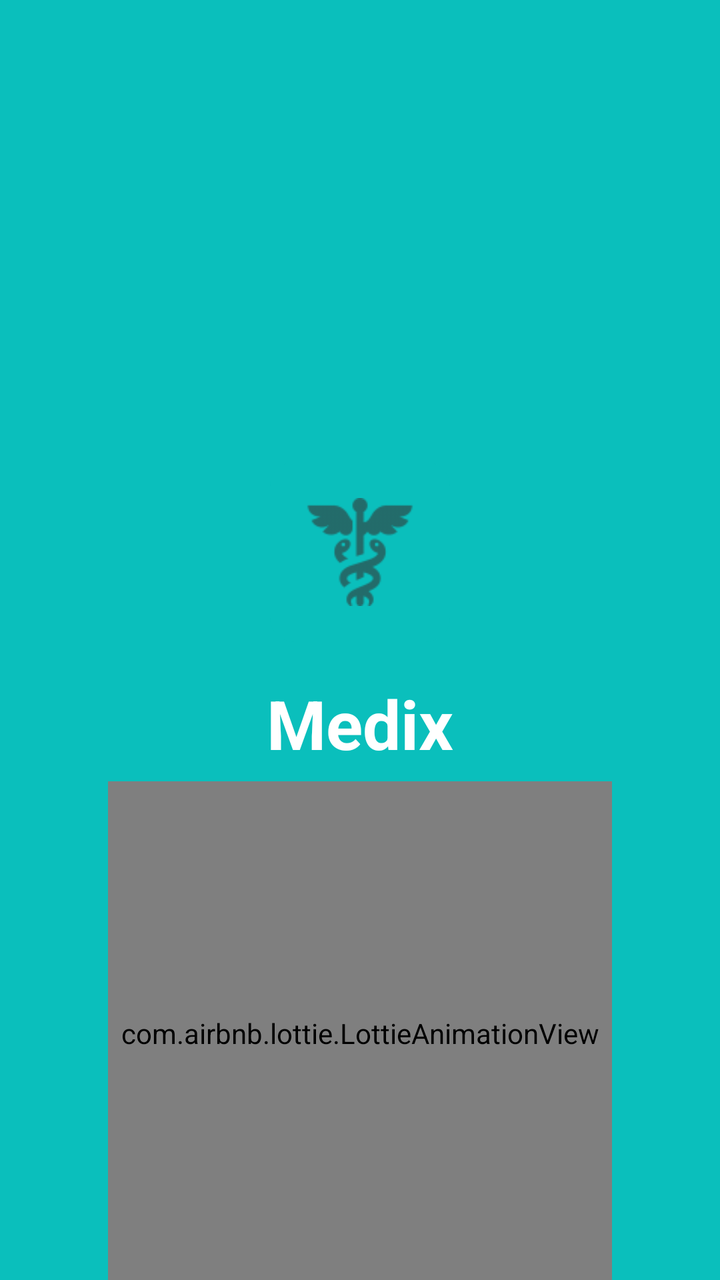
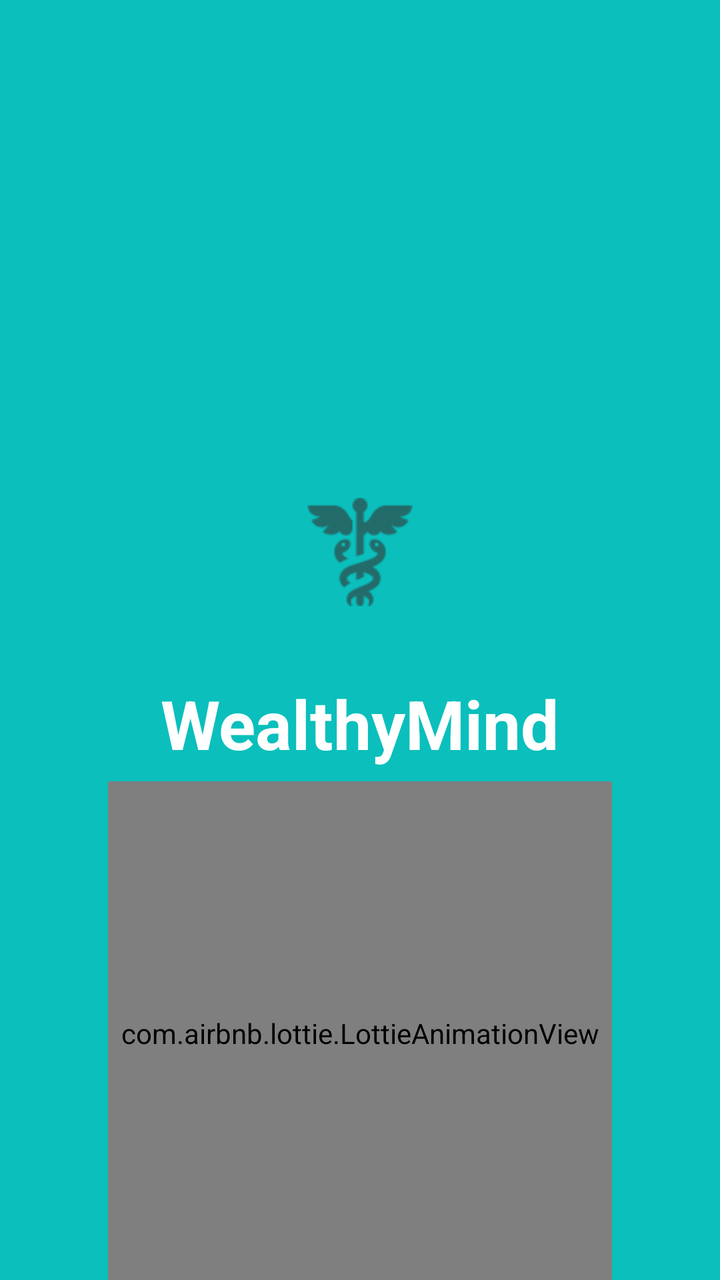

The first picture is an Android layout as it rendered before a commit; the second is the same layout after the commit. The layout source and the unified diff follow.
<!-- AndroidManifest.xml: application theme Theme.MyApplication -->
<!-- res/layout/activity_splash_new.xml -->
<?xml version="1.0" encoding="utf-8"?>
<androidx.constraintlayout.widget.ConstraintLayout xmlns:android="http://schemas.android.com/apk/res/android"
    xmlns:app="http://schemas.android.com/apk/res-auto"
    android:layout_width="match_parent"
    android:layout_height="match_parent"
    android:background="#0ABFBC">


    <LinearLayout
        android:id="@+id/logoContainer"
        android:layout_width="0dp"
        android:layout_height="wrap_content"
        android:gravity="center"
        android:orientation="vertical"
        app:layout_constraintBottom_toBottomOf="parent"
        app:layout_constraintEnd_toEndOf="parent"
        app:layout_constraintStart_toStartOf="parent"
        app:layout_constraintTop_toTopOf="parent">

        <ImageView
            android:layout_width="90dp"
            android:layout_height="90dp"
            android:background="@drawable/bg_logo_round"
            android:padding="18dp"
            android:src="@drawable/ic_medical_logo" />

        <TextView
            android:layout_width="wrap_content"
            android:layout_height="wrap_content"
            android:layout_marginTop="18dp"
            android:text="Medix"
            android:textColor="#FFFFFF"
            android:textSize="34sp"
            android:textStyle="bold" />

        <TextView
            android:layout_width="wrap_content"
            android:layout_height="wrap_content"
            android:layout_marginTop="6dp"
            android:text="Your Health Companion"
            android:textColor="#CCFFFFFF"
            android:textSize="14sp" />

    </LinearLayout>

    <com.airbnb.lottie.LottieAnimationView
        android:id="@+id/lottieAnimation"
        android:layout_width="0dp"
        android:layout_height="0dp"
        android:layout_marginTop="24dp"
        android:layout_marginBottom="40dp"
        app:layout_constraintBottom_toBottomOf="parent"
        app:layout_constraintDimensionRatio="1:1"
        app:layout_constraintEnd_toEndOf="parent"
        app:layout_constraintStart_toStartOf="parent"
        app:layout_constraintTop_toBottomOf="@id/logoContainer"
        app:layout_constraintWidth_percent="0.70"
        app:lottie_autoPlay="true"
        app:lottie_fileName="meditation.json"
        app:lottie_loop="true" />

</androidx.constraintlayout.widget.ConstraintLayout>
<!-- resources referenced by this layout -->
<resources>
  <!-- drawable bg_logo_round (drawable) -->
  <shape xmlns:android="http://schemas.android.com/apk/res/android">
      <solid android:color="#0ABFBC"/>
      <corners android:radius="12dp"/>
  </shape>
  <!-- drawable ic_medical_logo: png bitmap (drawable-hdpi, 1002 bytes) -->
  <style name="Theme.MyApplication" parent="Base.Theme.MyApplication" />
  <style name="Base.Theme.MyApplication" parent="Theme.Material3.DayNight.NoActionBar">
          
          
  
          <item name="bottomSheetDialogTheme">@style/AppBottomSheetDialogTheme</item>
      </style>
  <style name="AppBottomSheetDialogTheme" parent="Theme.MaterialComponents.Light.BottomSheetDialog">
          <item name="bottomSheetStyle">@style/AppModalStyle</item>
      </style>
  <style name="AppModalStyle" parent="Widget.Design.BottomSheet.Modal">
          <item name="android:background">@drawable/rounded_top_shape</item>
      </style>
  <!-- drawable rounded_top_shape (drawable) -->
  <?xml version="1.0" encoding="utf-8"?>
  <shape android:shape="rectangle" xmlns:android="http://schemas.android.com/apk/res/android">
  
      <solid android:color="@color/white"/>
      <corners android:topRightRadius="32dp"/>
  </shape>
  <color name="white">#FFFFFFFF</color>
</resources>

<!-- the commit's change to res/layout/activity_splash_new.xml (unified diff, before → after) -->
@@ -28,7 +28,7 @@
             android:layout_width="wrap_content"
             android:layout_height="wrap_content"
             android:layout_marginTop="18dp"
-            android:text="Medix"
+            android:text="@string/app_name"
             android:textColor="#FFFFFF"
             android:textSize="34sp"
             android:textStyle="bold" />
<!-- resource entries referenced after the edit -->
@@ -6,6 +6,7 @@
       <corners android:radius="12dp"/>
   </shape>
   <!-- drawable ic_medical_logo: png bitmap (drawable-hdpi, 1002 bytes) -->
+  <string name="app_name">WealthyMind</string>
   <style name="Theme.MyApplication" parent="Base.Theme.MyApplication" />
   <style name="Base.Theme.MyApplication" parent="Theme.Material3.DayNight.NoActionBar">
           
